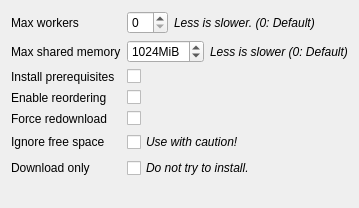
Before: the Qt Designer form rare/ui/components/dialogs/install_dialog_advanced.ui in RareDevs/Rare, drawn with Qt 5.
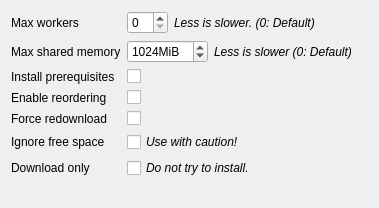
After: the same form once the commit is applied.

```diff
--- a/rare/ui/components/dialogs/install_dialog_advanced.ui
+++ b/rare/ui/components/dialogs/install_dialog_advanced.ui
@@ -6,7 +6,7 @@
    <rect>
     <x>0</x>
     <y>0</y>
-    <width>359</width>
+    <width>379</width>
     <height>208</height>
    </rect>
   </property>
```
Left out of the diff: 4 changed lines with no effect on the pictures.
